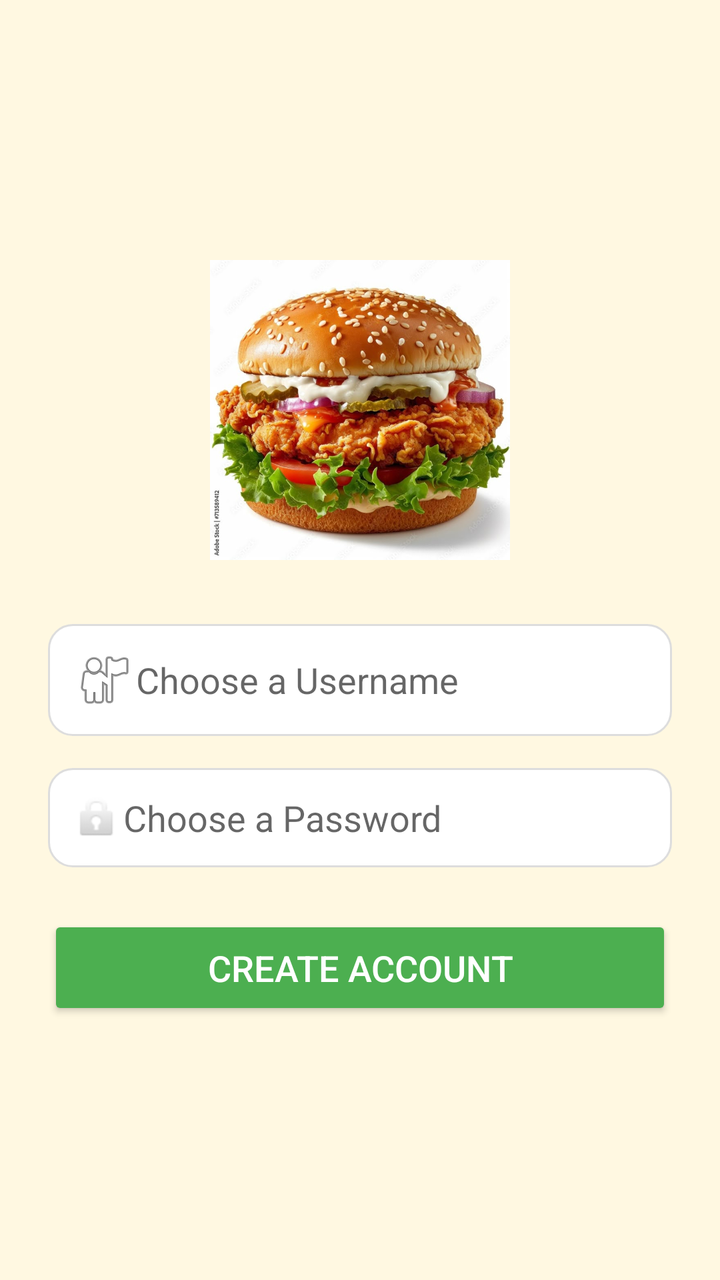
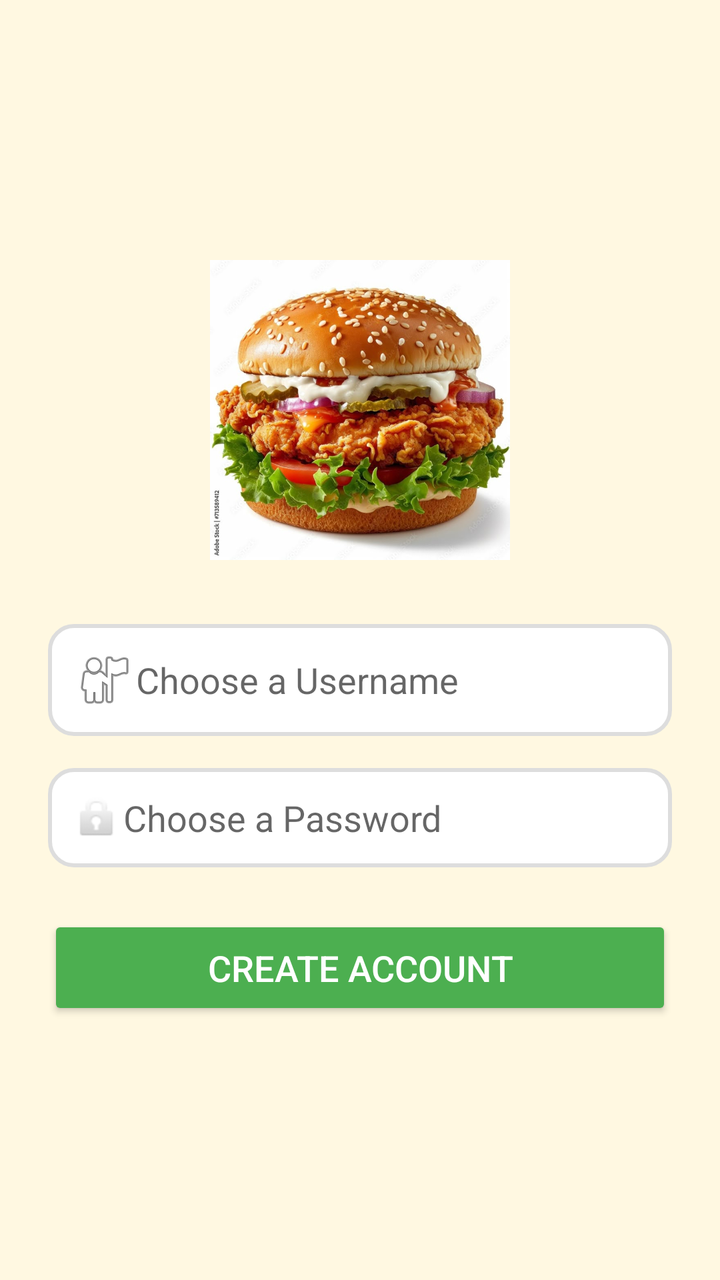

Two renders of the same Android screen: before a commit and after it. Below are the layout's source before the change and the commit's diff.
<!-- AndroidManifest.xml: application theme Theme.Canteen -->
<!-- res/layout/activity_register.xml -->
<?xml version="1.0" encoding="utf-8"?>
<LinearLayout xmlns:android="http://schemas.android.com/apk/res/android"
    xmlns:tools="http://schemas.android.com/tools"
    android:layout_width="match_parent"
    android:layout_height="match_parent"
    android:orientation="vertical"
    android:padding="24dp"
    android:gravity="center"
    android:background="#FFF8E1"
    tools:context=".RegisterActivity">

    <ImageView
        android:layout_width="150dp"
        android:layout_height="150dp"
        android:src="@drawable/burger"
        android:layout_marginBottom="32dp"
        android:contentDescription="App logo" />

    <EditText
        android:id="@+id/etUsername"
        android:layout_width="match_parent"
        android:layout_height="wrap_content"
        android:hint="Choose a Username"
        android:drawableStart="@android:drawable/ic_menu_myplaces"
        android:padding="12dp"
        android:background="@drawable/edittext_bg"
        android:layout_marginBottom="16dp" />

    <EditText
        android:id="@+id/etPassword"
        android:layout_width="match_parent"
        android:layout_height="wrap_content"
        android:hint="Choose a Password"
        android:inputType="textPassword"
        android:drawableStart="@android:drawable/ic_lock_idle_lock"
        android:padding="12dp"
        android:background="@drawable/edittext_bg"
        android:layout_marginBottom="24dp" />

    <Button
        android:id="@+id/btnRegister"
        android:layout_width="match_parent"
        android:layout_height="wrap_content"
        android:text="Create Account"
        android:textSize="18sp"
        android:textColor="#FFFFFF"
        android:backgroundTint="#4CAF50"
        android:padding="14dp" />
</LinearLayout>
<!-- resources referenced by this layout -->
<resources>
  <!-- drawable burger: jpg bitmap (drawable, 97343 bytes) -->
  <!-- drawable edittext_bg (drawable) -->
  <?xml version="1.0" encoding="utf-8"?>
  <shape xmlns:android="http://schemas.android.com/apk/res/android"
      android:shape="rectangle">
      <solid android:color="#FFFFFF" />
      <corners android:radius="12dp" />
      <stroke
          android:width="1dp"
          android:color="#DDDDDD" />
  </shape>
  <style name="Theme.Canteen" parent="Theme.MaterialComponents.DayNight.DarkActionBar">
          
          <item name="colorPrimary">@color/purple_500</item>
          <item name="colorPrimaryVariant">@color/purple_700</item>
          <item name="colorOnPrimary">@android:color/white</item>
          <item name="colorSecondary">@color/teal_200</item>
      </style>
  <color name="purple_500">#FF6200EE</color>
  <color name="purple_700">#FF3700B3</color>
  <color name="teal_200">#FF03DAC5</color>
</resources>

<!-- the commit's change to res/layout/activity_register.xml (unified diff, before → after) -->
@@ -23,6 +23,7 @@
         android:hint="Choose a Username"
         android:drawableStart="@android:drawable/ic_menu_myplaces"
         android:padding="12dp"
+        android:textColor="#000000"
         android:background="@drawable/edittext_bg"
         android:layout_marginBottom="16dp" />
 
@@ -34,8 +35,10 @@
         android:inputType="textPassword"
         android:drawableStart="@android:drawable/ic_lock_idle_lock"
         android:padding="12dp"
+        android:textColor="#000000"
         android:background="@drawable/edittext_bg"
         android:layout_marginBottom="24dp" />
+
 
     <Button
         android:id="@+id/btnRegister"
<!-- resource entries referenced after the edit -->
@@ -5,11 +5,18 @@
   <?xml version="1.0" encoding="utf-8"?>
   <shape xmlns:android="http://schemas.android.com/apk/res/android"
       android:shape="rectangle">
+  
+      
       <solid android:color="#FFFFFF" />
+  
+      
+      <stroke android:width="2dp" android:color="#DDDDDD" />
+  
+      
       <corners android:radius="12dp" />
-      <stroke
-          android:width="1dp"
-          android:color="#DDDDDD" />
+  
+      
+      <padding android:left="4dp" android:right="4dp" android:top="4dp" android:bottom="4dp"/>
   </shape>
   <style name="Theme.Canteen" parent="Theme.MaterialComponents.DayNight.DarkActionBar">
           
